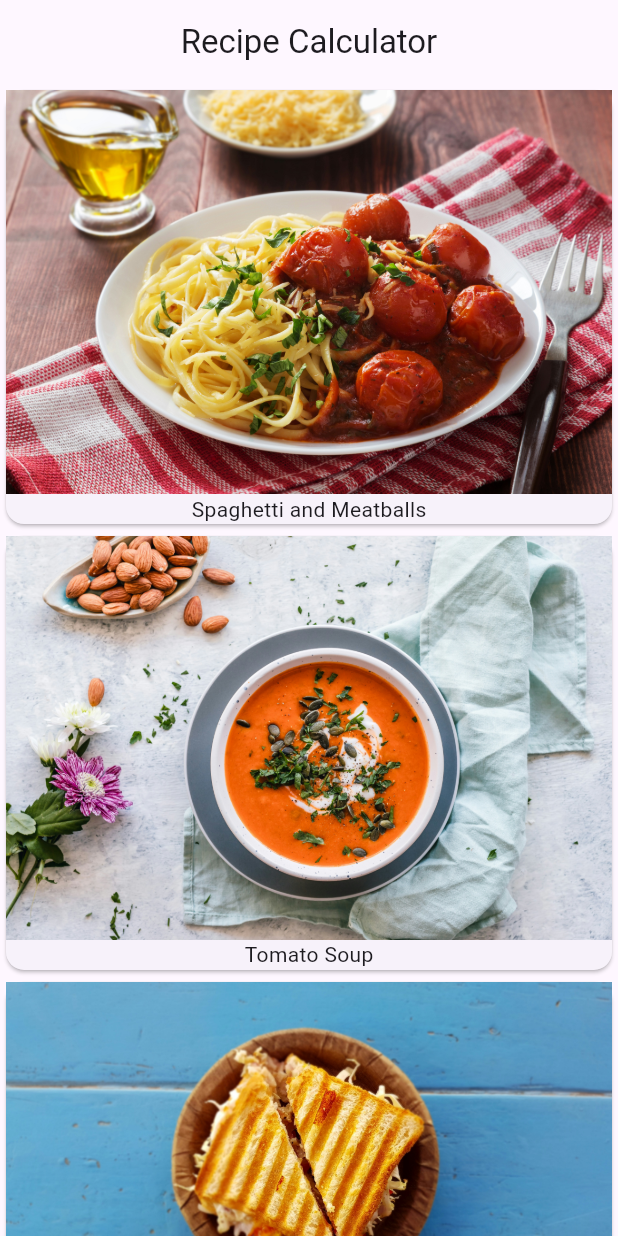
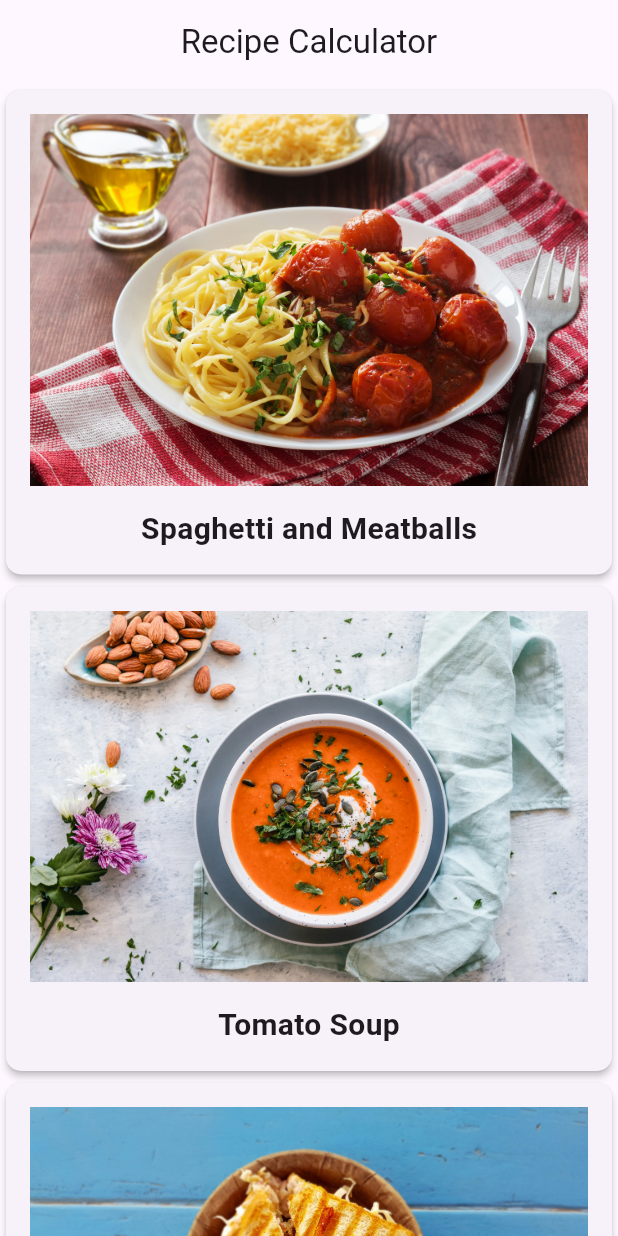
Before and after one commit to mwaidesu/flutter-recipes, a Flutter app: the screen it shows after launch, on a phone screen of 412 x 824 dp. Run offline on Flutter 3.47's test engine with Material 3 defaults, Android fonts, the phone set to English and light mode, and no system bars; Roboto replaces fonts that are missing (Palantino).

Commit message:
Style recipe card and label

```diff
--- a/lib/main.dart
+++ b/lib/main.dart
@@ -64,7 +64,7 @@ class _MyHomePageState extends State<MyHomePage> {
           //6
           itemBuilder: (BuildContext context, int index) {
             //7
-            //Update Recipe Card
+            //add Gesture Detector
             return buildRecipeCard(Recipe.samples[index]);
           },
         ),
@@ -75,10 +75,22 @@ class _MyHomePageState extends State<MyHomePage> {
   //ToDo: buildRecipeCard() here
   Widget buildRecipeCard(Recipe recipe) {
     return Card(
-      child: Column(
-        children: <Widget>[Image(image: AssetImage(recipe.imageUrl)),
-        Text(recipe.label)],
+      elevation: 2.0,
+      shape: RoundedRectangleBorder(
+        borderRadius: BorderRadius.circular(10.0)
+      ),
+      child: Padding(
+        padding: const EdgeInsets.all(16.0),
+        child: Column(
+          children: <Widget>[Image(image: AssetImage(recipe.imageUrl)),
+          const SizedBox(height: 14.0,),
+          Text(recipe.label, style: const TextStyle(
+            fontSize: 20.0,
+            fontWeight: FontWeight.w700,
+            fontFamily: "Palantino",
+          ),),],
 
+        ),
       ),
     );
   }
```
